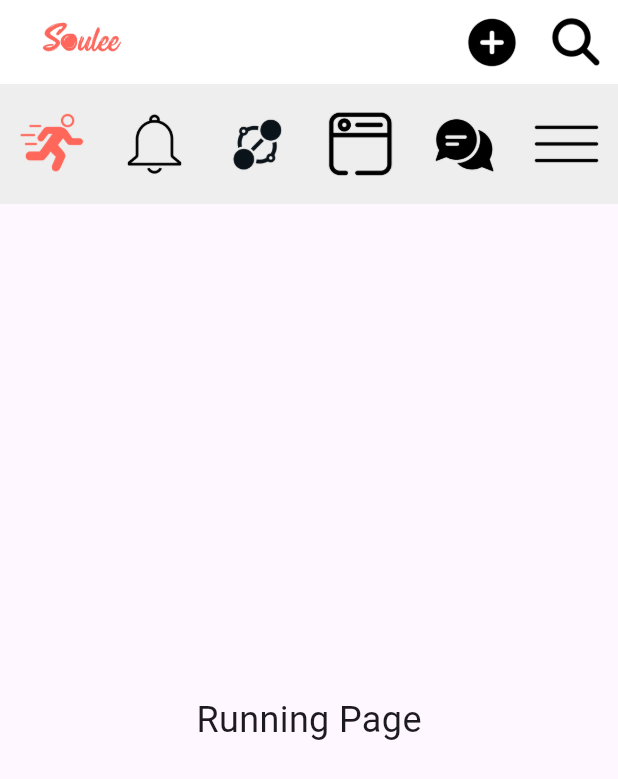
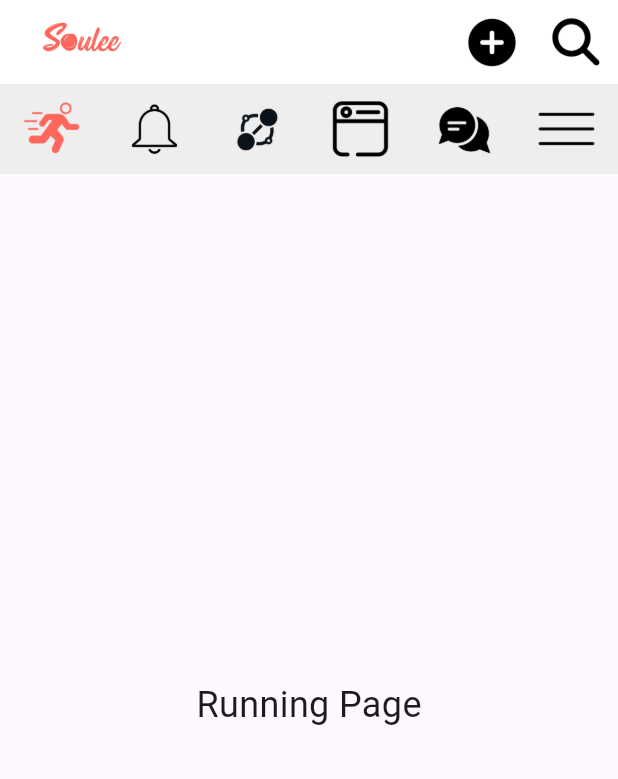
Before and after one commit to soulee-app/Soulee, a Flutter app: the screen it shows after launch, on a phone screen of 412 x 824 dp. Shown: the top 779 px of the screen. Run offline on Flutter 3.47's test engine with Material 3 defaults, Android fonts, the phone set to English and light mode, and no system bars.

Commit message:
Add project files

```diff
--- a/lib/main.dart
+++ b/lib/main.dart
@@ -1,5 +1,5 @@
 import 'package:flutter/material.dart';
-import 'package:navbar/knot/knotMatching.dart'; // Import KnotMatchingPage
+import 'package:navbar/knot/knotMatching.dart';
 
 void main() {
   runApp(SouleeApp());
@@ -23,17 +23,25 @@ class HomePage extends StatefulWidget {
 class _HomePageState extends State<HomePage> {
   int _selectedIndex = 0;
 
-  // Placeholder pages for each tab
   final List<Widget> _pages = [
-    Center(child: Text('Running Page', style: TextStyle(fontSize: 24))),
-    Center(child: Text('Notifications Page', style: TextStyle(fontSize: 24))),
-    Center(child: Text('Social Page', style: TextStyle(fontSize: 24))),
-    Center(child: Text('Dashboard Page', style: TextStyle(fontSize: 24))),
-    Center(child: Text('Chat Page', style: TextStyle(fontSize: 24))),
-    Center(child: Text('Menu Page', style: TextStyle(fontSize: 24))),
+    Center(
+        key: ValueKey('Running'),
+        child: Text('Running Page', style: TextStyle(fontSize: 24))),
+    Center(
+        key: ValueKey('Notifications'),
+        child: Text('Notifications Page', style: TextStyle(fontSize: 24))),
+    KnotMatchingPage(key: ValueKey('KnotMatching')),
+    Center(
+        key: ValueKey('Dashboard'),
+        child: Text('Dashboard Page', style: TextStyle(fontSize: 24))),
+    Center(
+        key: ValueKey('Chat'),
+        child: Text('Chat Page', style: TextStyle(fontSize: 24))),
+    Center(
+        key: ValueKey('Menu'),
+        child: Text('Menu Page', style: TextStyle(fontSize: 24))),
   ];
 
-  // Method to handle icon tap
   void _onItemTapped(int index) {
     setState(() {
       _selectedIndex = index;
@@ -46,7 +54,7 @@ class _HomePageState extends State<HomePage> {
       appBar: AppBar(
         title: Image.asset(
           'assets/Logo.png',
-          height: 80, // Soulee logo in app bar
+          height: 80,
         ),
         backgroundColor: Colors.white,
         elevation: 0,
@@ -63,10 +71,9 @@ class _HomePageState extends State<HomePage> {
       ),
       body: Column(
         children: [
-          // Fixed height container for navigation bar
           Container(
-            height: 80, // Increased height for the icon row
-            color: Colors.grey[200], // Background color for icon row
+            height: 60,
+            color: Colors.grey[200],
             padding: EdgeInsets.symmetric(vertical: 0),
             child: Row(
               mainAxisAlignment: MainAxisAlignment.spaceAround,
@@ -101,13 +108,7 @@ class _HomePageState extends State<HomePage> {
                           : 'assets/Knot.png',
                       height: 70,
                     ),
-                    onPressed: () {
-                      Navigator.push(
-                        context,
-                        MaterialPageRoute(
-                            builder: (context) => KnotMatchingPage()),
-                      );
-                    },
+                    onPressed: () => _onItemTapped(2),
                   ),
                 ),
                 Expanded(
@@ -127,7 +128,7 @@ class _HomePageState extends State<HomePage> {
                       _selectedIndex == 4
                           ? 'assets/Chat_Filled.png'
                           : 'assets/Chat.png',
-                      height: 50, // Icon size
+                      height: 50,
                     ),
                     onPressed: () => _onItemTapped(4),
                   ),
@@ -138,7 +139,7 @@ class _HomePageState extends State<HomePage> {
                       _selectedIndex == 5
                           ? 'assets/Menu_Filled.png'
                           : 'assets/Menu.png',
-                      height: 50, // Icon size
+                      height: 50,
                     ),
                     onPressed: () => _onItemTapped(5),
                   ),
@@ -146,13 +147,14 @@ class _HomePageState extends State<HomePage> {
               ],
             ),
           ),
-
           Expanded(
-            child: Container(
-              child: AnimatedSwitcher(
-                duration: Duration(milliseconds: 300),
-                child: _pages[_selectedIndex],
-              ),
+            child: Navigator(
+              key: ValueKey('PageNavigator'), // ensures unique navigator
+              onGenerateRoute: (RouteSettings settings) {
+                return MaterialPageRoute(
+                  builder: (context) => _pages[_selectedIndex],
+                );
+              },
             ),
           ),
         ],
```
Also changed, not shown: lib/knot/knotMatching.dart (+3 -5 lines), lib/knot/matchedPage.dart (+3 -12 lines).
